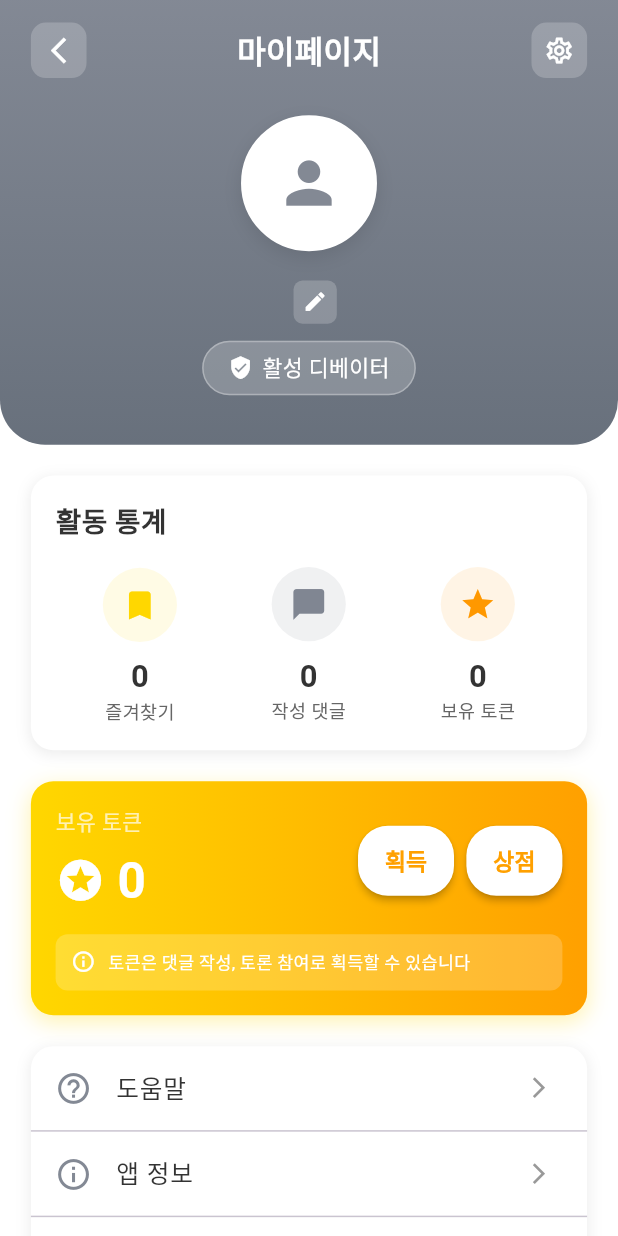
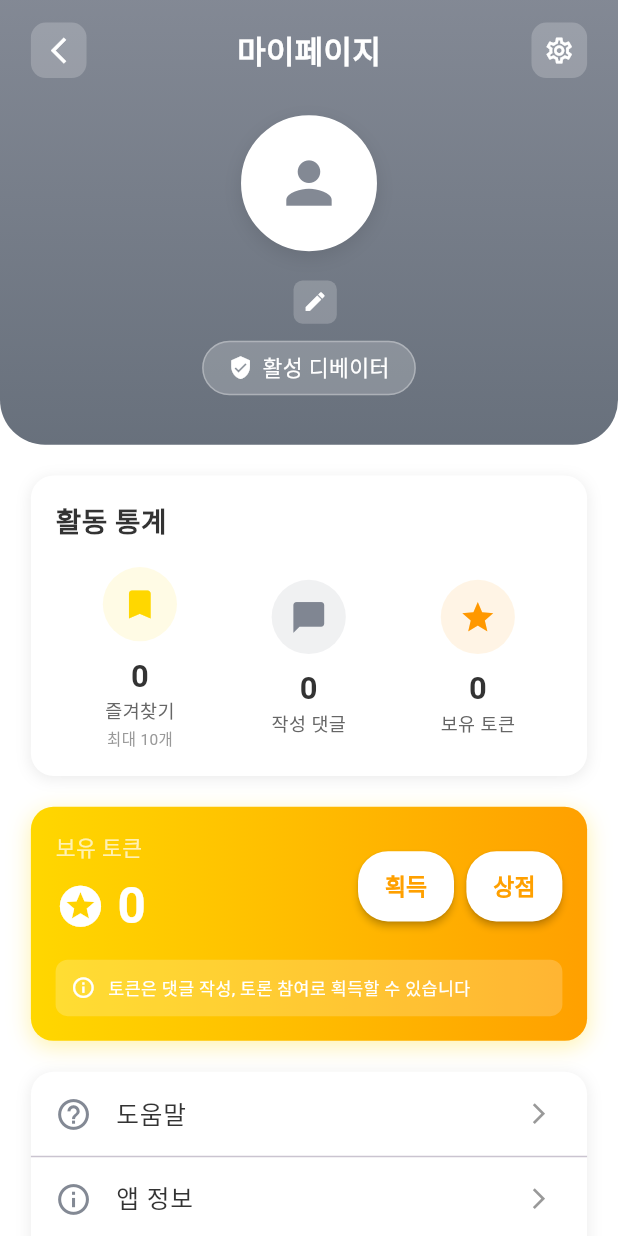
Before and after one commit to Liuese0/VS_News, a Flutter app: the MyPageScreen screen opened directly, on a phone screen of 412 x 824 dp. Run offline on Flutter 3.47's test engine with Material 3 defaults, Android fonts, the phone set to English and light mode, and no system bars; our stand-ins replace cloud_firestore, device_info_plus, dio, firebase_core, flutter_secure_storage, google_generative_ai and 3 more; accounts and stored records are empty; network calls fail; Roboto replaces fonts that are missing (Pretendard).

Commit message:
Make permanent bookmark slot permanently increase limit
Changes to permanent bookmark slot:
- No longer consumed when adding bookmarks
- Permanently increases bookmark limit when purchased
- Limit = 10 + permanentBookmarkSlots

FirestoreService changes:
- Remove usePermanentSlot parameter from addFavorite
- Calculate maxLimit as 10 + permanentSlots
- Remove slot deduction logic
- Show current limit in error message

AuthService changes:
- Remove usePermanentBookmarkSlot method (no longer needed)

MyPage UI changes:
- Show current bookmark limit in activity stats ("최대 X개")
- Update shop description: "한도 영구 +1 (누적)"
- Update help text for bookmarks and comments
- Update help text for token usage

```diff
--- a/lib/screens/my_page_screen.dart
+++ b/lib/screens/my_page_screen.dart
@@ -246,6 +246,8 @@ class _MyPageScreenState extends State<MyPageScreen> {
     final favorites = userInfo['favoriteCount'] ?? 0;
     final comments = userInfo['commentCount'] ?? 0;
     final tokens = userInfo['tokenCount'] ?? 0;
+    final permanentSlots = userInfo['permanentBookmarkSlots'] ?? 0;
+    final maxFavorites = 10 + permanentSlots;
 
     return Padding(
       padding: EdgeInsets.symmetric(horizontal: screenWidth * 0.05),
@@ -281,6 +283,7 @@ class _MyPageScreenState extends State<MyPageScreen> {
                   icon: Icons.bookmark,
                   label: '즐겨찾기',
                   value: favorites.toString(),
+                  subLabel: '최대 $maxFavorites개',
                   color: const Color(0xFFFFD700),
                   screenWidth: screenWidth,
                 ),
@@ -312,6 +315,7 @@ class _MyPageScreenState extends State<MyPageScreen> {
     required String value,
     required Color color,
     required double screenWidth,
+    String? subLabel,
   }) {
     return Column(
       children: [
@@ -343,6 +347,16 @@ class _MyPageScreenState extends State<MyPageScreen> {
             color: const Color(0xFF666666),
           ),
         ),
+        if (subLabel != null) ...[
+          SizedBox(height: screenWidth * 0.005),
+          Text(
+            subLabel,
+            style: TextStyle(
+              fontSize: screenWidth * 0.025,
+              color: const Color(0xFF999999),
+            ),
+          ),
+        ],
       ],
     );
   }
@@ -1255,7 +1269,7 @@ class _MyPageScreenState extends State<MyPageScreen> {
                     authProvider: authProvider,
                     icon: Icons.bookmark_add,
                     title: '즐겨찾기 영구 추가권',
-                    description: '즐겨찾기 슬롯 1개 추가',
+                    description: '한도 영구 +1 (누적)',
                     tokenCost: 100,
                     itemType: 'permanentBookmarkSlots',
                     color: const Color(0xFFFF9800),
@@ -1620,7 +1634,7 @@ class _MyPageScreenState extends State<MyPageScreen> {
                   ),
                   _buildHelpItem(
                     '토큰은 어디에 사용하나요?',
-                    '토큰은 일일 댓글 추가, 즐겨찾기 영구추가 등에 사용할 수 있습니다.',
+                    '토큰 상점에서 발언권(댓글 추가), 발언연장권(50글자 추가), 즐겨찾기 영구 추가권을 구매할 수 있습니다.',
                     screenWidth,
                   ),
                   _buildHelpItem(
@@ -1630,12 +1644,12 @@ class _MyPageScreenState extends State<MyPageScreen> {
                   ),
                   _buildHelpItem(
                     '즐겨찾기는 몇 개까지 가능한가요?',
-                    '최대 10개의 뉴스를 즐겨찾기할 수 있습니다.',
+                    '기본 10개까지 가능하며, 영구 추가권을 구매하면 한도가 영구적으로 증가합니다.',
                     screenWidth,
                   ),
                   _buildHelpItem(
                     '댓글 작성 제한이 있나요?',
-                    '하루에 최대 5개의 댓글을 작성할 수 있으며, 댓글은 50자 이내로 작성해야 합니다.',
+                    '하루 최대 5개(발언권으로 추가 가능), 기본 50자(발언연장권으로 100자까지 가능)입니다.',
                     screenWidth,
                   ),
                 ],
```
Also changed, not shown: lib/services/auth_service.dart (+0 -8 lines), lib/services/firestore_service.dart (+4 -15 lines).
